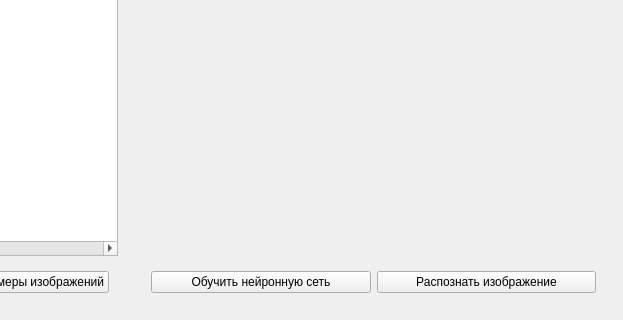
StrangeIlia/NeuralWeb, file Lab_1/MainWindow.ui: the form before one commit; both pictures show x 281 to 904 and y 280 to 600 of the 904 by 600 pixel window.
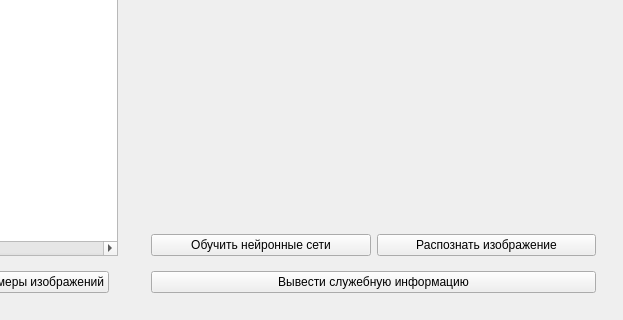
The form after the commit.

The edit to the form file:
```diff
--- a/Lab_1/MainWindow.ui
+++ b/Lab_1/MainWindow.ui
@@ -221,6 +221,26 @@
          </layout>
         </widget>
        </item>
+       <item>
+        <spacer name="verticalSpacer_2">
+         <property name="orientation">
+          <enum>Qt::Vertical</enum>
+         </property>
+         <property name="sizeHint" stdset="0">
+          <size>
+           <width>20</width>
+           <height>40</height>
+          </size>
+         </property>
+        </spacer>
+       </item>
+       <item>
+        <widget class="QLabel" name="result">
+         <property name="text">
+          <string/>
+         </property>
+        </widget>
+       </item>
        <item>
         <spacer name="verticalSpacer">
          <property name="orientation">
@@ -235,12 +255,21 @@
         </spacer>
        </item>
        <item>
+        <widget class="QWidget" name="widget_12" native="true">
+         <layout class="QVBoxLayout" name="verticalLayout_6">
+          <item>
         <widget class="QWidget" name="widget_8" native="true">
          <layout class="QHBoxLayout" name="horizontalLayout_5">
+             <property name="leftMargin">
+              <number>0</number>
+             </property>
+             <property name="rightMargin">
+              <number>0</number>
+             </property>
           <item>
            <widget class="QPushButton" name="learning">
             <property name="text">
-             <string>Обучить нейронную сеть</string>
+                <string>Обучить нейронные сети</string>
             </property>
            </widget>
           </item>
@@ -248,6 +277,16 @@
            <widget class="QPushButton" name="recognizeImage">
             <property name="text">
              <string>Распознать изображение</string>
+               </property>
+              </widget>
+             </item>
+            </layout>
+           </widget>
+          </item>
+          <item>
+           <widget class="QPushButton" name="info">
+            <property name="text">
+             <string>Вывести служебную информацию</string>
             </property>
            </widget>
           </item>
```
Lines whose indentation alone changed are shown as unchanged.
